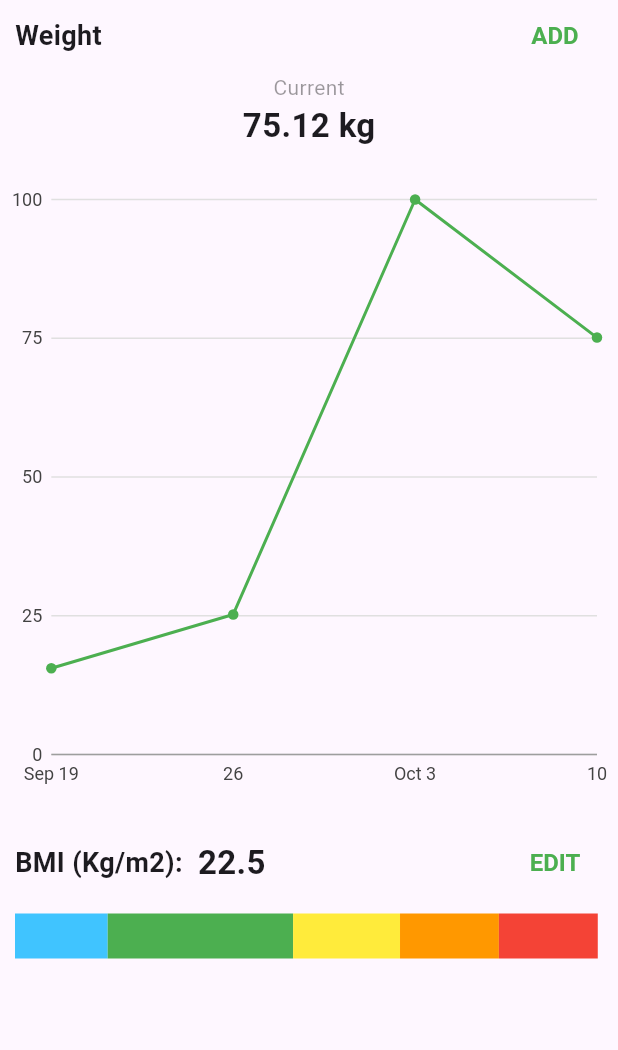
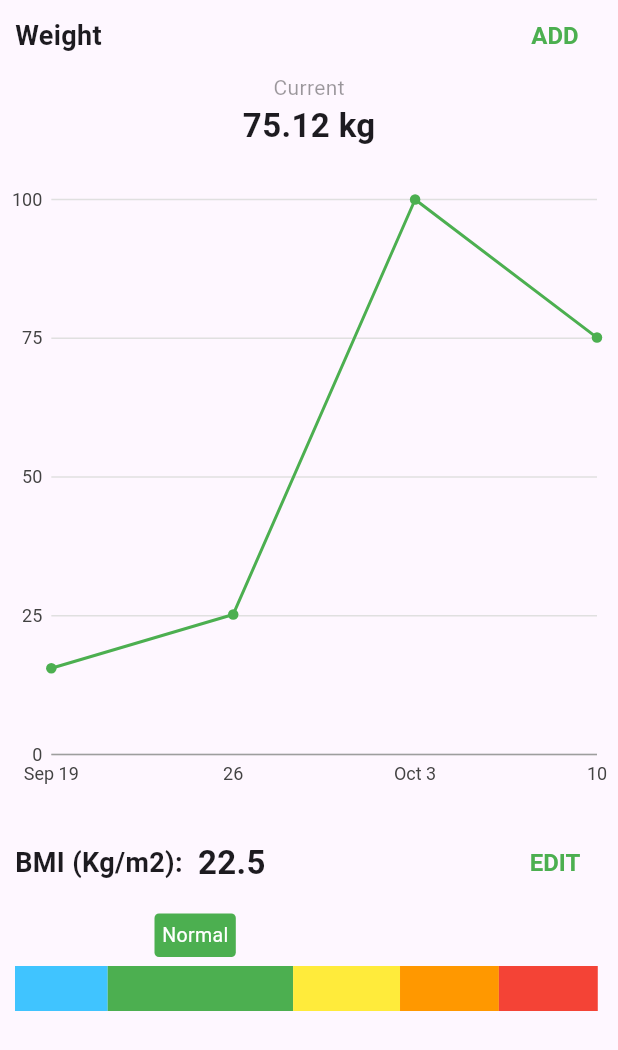
Before and after one commit to joharkhan99/healthtrack, a Flutter app: the PedometerHealth widget shown alone on an empty page, opened directly, on a phone screen of 412 x 824 dp. Shown: the top 1050 px of the screen. Run offline on Flutter 3.47's test engine with Material 3 defaults, Android fonts, the phone set to English and light mode, and no system bars; our stand-ins replace charts_flutter, liquid_progress_indicator_v2.

Commit message:
Add pedometer health stats and BMI widget

```diff
--- a/lib/src/screens/pedometer_health.dart
+++ b/lib/src/screens/pedometer_health.dart
@@ -1,5 +1,7 @@
 import 'package:flutter/material.dart';
 import 'package:healthtrack/src/widgets/charts/pedometer_point_chart.dart';
+import 'package:healthtrack/src/widgets/pedometer_health_bmi.dart';
+import 'package:healthtrack/src/widgets/pedometer_health_stats.dart';
 
 class PedometerHealth extends StatelessWidget {
   PedometerHealth({super.key});
@@ -20,161 +22,11 @@ class PedometerHealth extends StatelessWidget {
         mainAxisAlignment: MainAxisAlignment.center,
         crossAxisAlignment: CrossAxisAlignment.center,
         children: [
-          Padding(
-            padding: const EdgeInsets.symmetric(horizontal: 10),
-            child: Row(
-              mainAxisAlignment: MainAxisAlignment.spaceBetween,
-              crossAxisAlignment: CrossAxisAlignment.center,
-              children: [
-                Text(
-                  'Weight',
-                  style: TextStyle(
-                    fontSize: 18,
-                    fontWeight: FontWeight.w700,
-                  ),
-                ),
-                ElevatedButton(
-                  style: ElevatedButton.styleFrom(
-                    backgroundColor: Colors.transparent,
-                    elevation: 0,
-                    foregroundColor: Colors.white,
-                  ),
-                  onPressed: () => (),
-                  child: Text(
-                    'ADD',
-                    style: TextStyle(
-                      fontSize: 16,
-                      fontWeight: FontWeight.w700,
-                      color: Colors.green,
-                    ),
-                  ),
-                )
-              ],
-            ),
-          ),
-
-          Padding(
-            padding: const EdgeInsets.symmetric(horizontal: 10),
-            child: Column(
-              mainAxisAlignment: MainAxisAlignment.center,
-              children: [
-                Text(
-                  "Current",
-                  style: TextStyle(
-                    color: Color.fromARGB(100, 0, 0, 0),
-                    fontSize: 14,
-                    // fontWeight: FontWeight.bold,
-                  ),
-                ),
-                Text(
-                  "75.12 kg",
-                  style: TextStyle(
-                    fontSize: 22,
-                    fontWeight: FontWeight.bold,
-                  ),
-                ),
-              ],
-            ),
-          ),
-
+          const PedometerHealthStats(),
           const SizedBox(height: 20),
-          SizedBox(
-            height: MediaQuery.of(context).size.height * 0.5,
-            child: PedometerPointChart(data),
-          ),
-
-          // bmi scale
+          SizedBox(height: MediaQuery.of(context).size.height * 0.5, child: PedometerPointChart(data)),
           const SizedBox(height: 20),
-
-          Padding(
-            padding: const EdgeInsets.symmetric(horizontal: 10),
-            child: Row(
-              mainAxisAlignment: MainAxisAlignment.spaceBetween,
-              crossAxisAlignment: CrossAxisAlignment.center,
-              children: [
-                Row(
-                  children: [
-                    Text(
-                      'BMI (Kg/m2):',
-                      style: TextStyle(
-                        fontSize: 18,
-                        fontWeight: FontWeight.w700,
-                      ),
-                    ),
-                    const SizedBox(width: 10),
-                    Text(
-                      '22.5',
-                      style: TextStyle(
-                        fontSize: 22,
-                        fontWeight: FontWeight.w700,
-                      ),
-                    ),
-                  ],
-                ),
-                ElevatedButton(
-                  style: ElevatedButton.styleFrom(
-                    backgroundColor: Colors.transparent,
-                    elevation: 0,
-                    foregroundColor: Colors.white,
-                  ),
-                  onPressed: () => (),
-                  child: Text(
-                    'EDIT',
-                    style: TextStyle(
-                      fontSize: 16,
-                      fontWeight: FontWeight.w700,
-                      color: Colors.green,
-                    ),
-                  ),
-                )
-              ],
-            ),
-          ),
-
-          const SizedBox(height: 10),
-
-          Padding(
-            padding: const EdgeInsets.symmetric(horizontal: 10),
-            child: Row(
-              children: [
-                Container(
-                  width: MediaQuery.of(context).size.width * 0.15,
-                  height: 30,
-                  decoration: const BoxDecoration(
-                    color: Colors.lightBlueAccent,
-                  ),
-                ),
-                Container(
-                  width: MediaQuery.of(context).size.width * 0.3,
-                  height: 30,
-                  decoration: const BoxDecoration(
-                    color: Colors.green,
-                  ),
-                ),
-                Container(
-                  width: MediaQuery.of(context).size.width * 0.173,
-                  height: 30,
-                  decoration: const BoxDecoration(
-                    color: Colors.yellow,
-                  ),
-                ),
-                Container(
-                  width: MediaQuery.of(context).size.width * 0.16,
-                  height: 30,
-                  decoration: const BoxDecoration(
-                    color: Colors.orange,
-                  ),
-                ),
-                Container(
-                  width: MediaQuery.of(context).size.width * 0.16,
-                  height: 30,
-                  decoration: const BoxDecoration(
-                    color: Colors.red,
-                  ),
-                ),
-              ],
-            ),
-          )
+          const PedometerHealthBmi()
         ],
       ),
     ));
--- /dev/null
+++ b/lib/src/widgets/pedometer_health_bmi.dart
@@ -0,0 +1,140 @@
+import 'package:flutter/material.dart';
+
+class PedometerHealthBmi extends StatelessWidget {
+  const PedometerHealthBmi({super.key});
+
+  @override
+  Widget build(BuildContext context) {
+    return Column(
+      children: [
+        Padding(
+          padding: const EdgeInsets.symmetric(horizontal: 10),
+          child: Row(
+            mainAxisAlignment: MainAxisAlignment.spaceBetween,
+            crossAxisAlignment: CrossAxisAlignment.center,
+            children: [
+              const Row(
+                children: [
+                  Text(
+                    'BMI (Kg/m2):',
+                    style: TextStyle(
+                      fontSize: 18,
+                      fontWeight: FontWeight.w700,
+                    ),
+                  ),
+                  SizedBox(width: 10),
+                  Text(
+                    '22.5',
+                    style: TextStyle(
+                      fontSize: 22,
+                      fontWeight: FontWeight.w700,
+                    ),
+                  ),
+                ],
+              ),
+              ElevatedButton(
+                style: ElevatedButton.styleFrom(
+                  backgroundColor: Colors.transparent,
+                  elevation: 0,
+                  foregroundColor: Colors.white,
+                ),
+                onPressed: () => (),
+                child: const Text(
+                  'EDIT',
+                  style: TextStyle(
+                    fontSize: 16,
+                    fontWeight: FontWeight.w700,
+                    color: Colors.green,
+                  ),
+                ),
+              )
+            ],
+          ),
+        ),
+        const SizedBox(height: 10),
+        Stack(
+          children: [
+            Container(
+              margin: const EdgeInsets.symmetric(vertical: 10),
+              padding: const EdgeInsets.symmetric(vertical: 25),
+              child: Padding(
+                padding: const EdgeInsets.symmetric(horizontal: 10),
+                child: Row(
+                  children: [
+                    Container(
+                      width: MediaQuery.of(context).size.width * 0.15,
+                      height: 30,
+                      decoration: const BoxDecoration(
+                        color: Colors.lightBlueAccent,
+                      ),
+                    ),
+                    Container(
+                      width: MediaQuery.of(context).size.width * 0.3,
+                      height: 30,
+                      decoration: const BoxDecoration(
+                        color: Colors.green,
+                      ),
+                    ),
+                    Container(
+                      width: MediaQuery.of(context).size.width * 0.173,
+                      height: 30,
+                      decoration: const BoxDecoration(
+                        color: Colors.yellow,
+                      ),
+                    ),
+                    Container(
+                      width: MediaQuery.of(context).size.width * 0.16,
+                      height: 30,
+                      decoration: const BoxDecoration(
+                        color: Colors.orange,
+                      ),
+                    ),
+                    Container(
+                      width: MediaQuery.of(context).size.width * 0.16,
+                      height: 30,
+                      decoration: const BoxDecoration(
+                        color: Colors.red,
+                      ),
+                    ),
+                  ],
+                ),
+              ),
+            ),
+            Positioned(
+              top: 0,
+              // left: MediaQuery.of(context).size.width * 0.02, // 1st
+              left: MediaQuery.of(context).size.width * 0.25, // 2nd
+              // left: MediaQuery.of(context).size.width * 0.45, // 3rd
+              // left: MediaQuery.of(context).size.width * 0.66, // 4th
+              // left: MediaQuery.of(context).size.width * 0.69, // 5th
+              child: Container(
+                // width: MediaQuery.of(context).size.width * 0.25,
+                padding: const EdgeInsets.all(5),
+                decoration: const BoxDecoration(
+                  // color: Colors.lightBlueAccent,
+                  color: Colors.green,
+                  // color: Colors.yellow,
+                  // color: Colors.orange,
+                  // color: Colors.red,
+                  borderRadius: BorderRadius.all(Radius.circular(3)),
+                ),
+                child: const Text(
+                  // 'Underweight',
+                  'Normal',
+                  // 'Overweight',
+                  // 'Obese',
+                  // 'Severely Obese',
+                  textAlign: TextAlign.center,
+                  style: TextStyle(
+                    fontSize: 13,
+                    color: Colors.white,
+                  ),
+                ),
+              ),
+            ),
+          ],
+        ),
+      ],
+    );
+  }
+}
--- /dev/null
+++ b/lib/src/widgets/pedometer_health_stats.dart
@@ -0,0 +1,67 @@
+import 'package:flutter/material.dart';
+
+class PedometerHealthStats extends StatelessWidget {
+  const PedometerHealthStats({super.key});
+
+  @override
+  Widget build(BuildContext context) {
+    return Column(
+      children: [
+        Padding(
+          padding: const EdgeInsets.symmetric(horizontal: 10),
+          child: Row(
+            mainAxisAlignment: MainAxisAlignment.spaceBetween,
+            crossAxisAlignment: CrossAxisAlignment.center,
+            children: [
+              const Text(
+                'Weight',
+                style: TextStyle(
+                  fontSize: 18,
+                  fontWeight: FontWeight.w700,
+                ),
+              ),
+              ElevatedButton(
+                style: ElevatedButton.styleFrom(
+                  backgroundColor: Colors.transparent,
+                  elevation: 0,
+                  foregroundColor: Colors.white,
+                ),
+                onPressed: () => (),
+                child: const Text(
+                  'ADD',
+                  style: TextStyle(
+                    fontSize: 16,
+                    fontWeight: FontWeight.w700,
+                    color: Colors.green,
+                  ),
+                ),
+              )
+            ],
+          ),
+        ),
+        const Padding(
+          padding: EdgeInsets.symmetric(horizontal: 10),
+          child: Column(
+            mainAxisAlignment: MainAxisAlignment.center,
+            children: [
+              Text(
+                "Current",
+                style: TextStyle(
+                  color: Color.fromARGB(100, 0, 0, 0),
+                  fontSize: 14,
+                ),
+              ),
+              Text(
+                "75.12 kg",
+                style: TextStyle(
+                  fontSize: 22,
+                  fontWeight: FontWeight.bold,
+                ),
+              ),
+            ],
+          ),
+        ),
+      ],
+    );
+  }
+}
```
